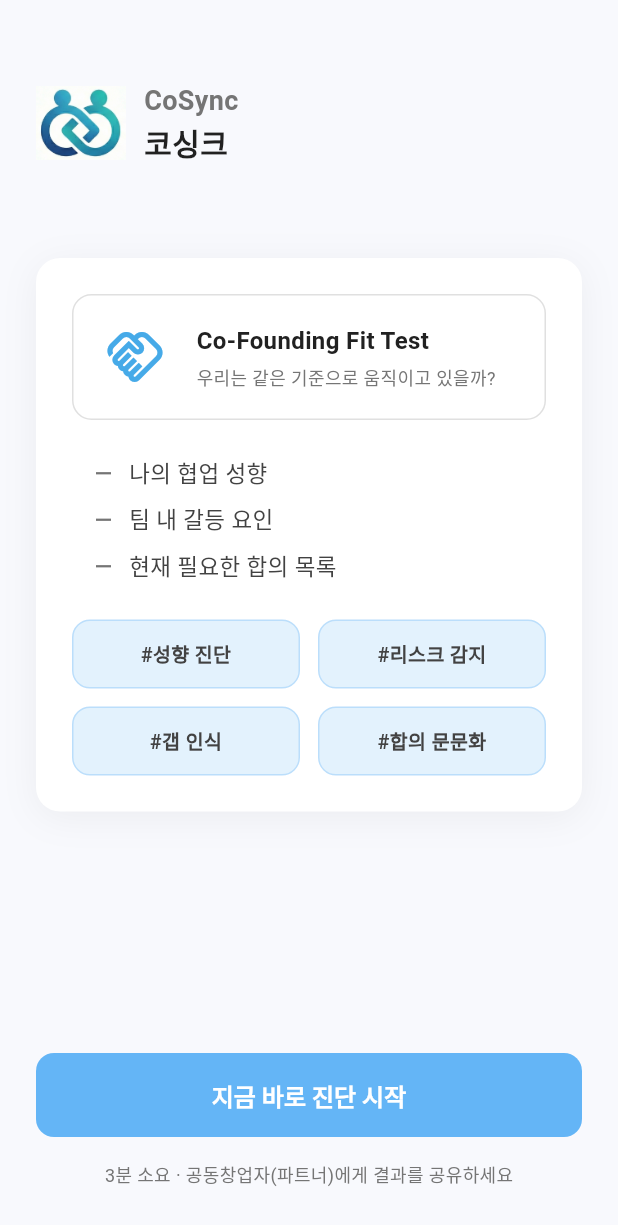
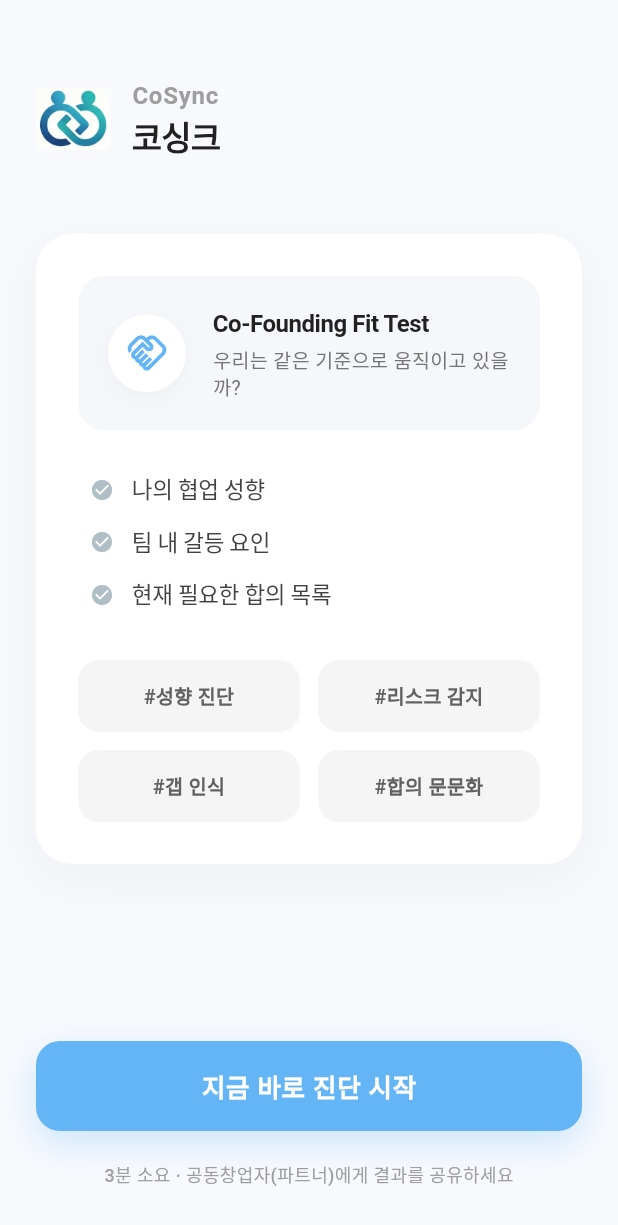
Before and after one commit to jumyeong2/flutter_exam, a Flutter app: the screen it shows after launch, on a phone screen of 412 x 824 dp. Shown: the top 1225 px of the screen. Run offline on Flutter 3.47's test engine with Material 3 defaults, Android fonts, the phone set to English and light mode, and no system bars.

Commit message:
UI수정

```diff
--- a/lib/intro_screen.dart
+++ b/lib/intro_screen.dart
@@ -32,47 +32,53 @@ class IntroScreen extends StatelessWidget {
                             children: [
                               Image.asset(
                                 'assets/coSync.png',
-                                width: 60,
-                                height: 60,
+                                width: 50, // Slightly smaller for elegance
+                                height: 50,
                               ),
-                              const SizedBox(width: 12),
+                              const SizedBox(width: 14),
                               Column(
                                 crossAxisAlignment: CrossAxisAlignment.start,
                                 children: const [
                                   Text(
                                     "CoSync",
                                     style: TextStyle(
-                                      fontSize: 18,
+                                      fontSize: 16,
                                       fontWeight: FontWeight.bold,
-                                      color: Color(0xFF757575),
+                                      color: Color(0xFF9E9E9E), // Softer grey
+                                      letterSpacing: 0.5,
                                     ),
                                   ),
                                   Text(
                                     "코싱크",
                                     style: TextStyle(
-                                      fontSize: 20,
-                                      fontWeight: FontWeight.w600,
+                                      fontSize: 22,
+                                      fontWeight: FontWeight.w700,
                                       color: Color(0xFF212121),
+                                      letterSpacing: -0.5,
                                     ),
                                   ),
                                 ],
                               ),
                             ],
                           ),
-                          const SizedBox(height: 60),
+                          const SizedBox(height: 50),
 
                           // Main Card
                           Container(
                             width: double.infinity,
-                            padding: const EdgeInsets.all(24.0),
+                            padding: const EdgeInsets.all(28.0), // More padding
                             decoration: BoxDecoration(
                               color: Colors.white,
-                              borderRadius: BorderRadius.circular(16),
+                              borderRadius: BorderRadius.circular(
+                                24,
+                              ), // Softer corners
                               boxShadow: [
                                 BoxShadow(
-                                  color: Colors.black.withOpacity(0.05),
-                                  blurRadius: 20,
-                                  offset: const Offset(0, 4),
+                                  color: Colors.black.withOpacity(
+                                    0.04,
+                                  ), // Lighter shadow
+                                  blurRadius: 30, // Softer blur
+                                  offset: const Offset(0, 10),
                                 ),
                               ],
                             ),
@@ -81,32 +87,41 @@ class IntroScreen extends StatelessWidget {
                               children: [
                                 // Inner Box (Ticket/Folder style)
                                 Container(
-                                  padding: const EdgeInsets.all(16.0),
+                                  padding: const EdgeInsets.all(20.0),
                                   decoration: BoxDecoration(
-                                    border: Border.all(
-                                      color: Colors.grey[300]!,
-                                    ),
-                                    borderRadius: BorderRadius.circular(13),
+                                    color: const Color(
+                                      0xFFF5F7FA,
+                                    ), // Soft grey fill
+                                    borderRadius: BorderRadius.circular(18),
+                                    // Removed border for cleaner look
                                   ),
                                   child: Row(
                                     children: [
                                       // Icon Placeholder Box
                                       Container(
-                                        width: 50,
-                                        height: 50,
+                                        width: 52,
+                                        height: 52,
                                         alignment: Alignment.center,
+                                        decoration: BoxDecoration(
+                                          color: Colors.white,
+                                          shape: BoxShape.circle,
+                                          boxShadow: [
+                                            BoxShadow(
+                                              color: Colors.black.withOpacity(
+                                                0.03,
+                                              ),
+                                              blurRadius: 10,
+                                              offset: const Offset(0, 4),
+                                            ),
+                                          ],
+                                        ),
                                         child: Icon(
                                           Icons.handshake_outlined,
-                                          size: 40,
-                                          color: const Color.fromARGB(
-                                            255,
-                                            70,
-                                            170,
-                                            232,
-                                          ),
+                                          size: 28,
+                                          color: const Color(0xFF64B5F6),
                                         ),
                                       ),
-                                      const SizedBox(width: 16),
+                                      const SizedBox(width: 18),
                                       Expanded(
                                         child: Column(
                                           crossAxisAlignment:
@@ -118,14 +133,16 @@ class IntroScreen extends StatelessWidget {
                                                 fontSize: 16,
                                                 fontWeight: FontWeight.bold,
                                                 color: Color(0xFF212121),
+                                                letterSpacing: -0.3,
                                               ),
                                             ),
                                             SizedBox(height: 4),
                                             Text(
                                               "우리는 같은 기준으로 움직이고 있을까?",
                                               style: TextStyle(
-                                                fontSize: 12,
+                                                fontSize: 13,
                                                 color: Color(0xFF757575),
+                                                height: 1.3,
                                               ),
                                             ),
                                           ],
@@ -134,16 +151,25 @@ class IntroScreen extends StatelessWidget {
                                     ],
                                   ),
                                 ),
-                                const SizedBox(height: 24),
+                                const SizedBox(height: 28),
 
                                 // List Items
-                                _buildListItem("나의 협업 성향"),
-                                const SizedBox(height: 8),
-                                _buildListItem("팀 내 갈등 요인"),
-                                const SizedBox(height: 8),
-                                _buildListItem("현재 필요한 합의 목록"),
+                                Padding(
+                                  padding: const EdgeInsets.symmetric(
+                                    horizontal: 8.0,
+                                  ),
+                                  child: Column(
+                                    children: [
+                                      _buildListItem("나의 협업 성향"),
+                                      const SizedBox(height: 12),
+                                      _buildListItem("팀 내 갈등 요인"),
+                                      const SizedBox(height: 12),
+                                      _buildListItem("현재 필요한 합의 목록"),
+                                    ],
+                                  ),
+                                ),
 
-                                const SizedBox(height: 24),
+                                const SizedBox(height: 32),
 
                                 // 2x2 Grid Pills
                                 Row(
@@ -173,9 +199,21 @@ class IntroScreen extends StatelessWidget {
                       Column(
                         children: [
                           // Bottom Button
-                          SizedBox(
+                          Container(
                             width: double.infinity,
-                            height: 56,
+                            height: 60, // Taller button
+                            decoration: BoxDecoration(
+                              borderRadius: BorderRadius.circular(16),
+                              boxShadow: [
+                                BoxShadow(
+                                  color: const Color(
+                                    0xFF64B5F6,
+                                  ).withOpacity(0.3),
+                                  blurRadius: 20,
+                                  offset: const Offset(0, 8),
+                                ),
+                              ],
+                            ),
                             child: ElevatedButton(
                               onPressed: () {
                                 Navigator.push(
@@ -192,7 +230,7 @@ class IntroScreen extends StatelessWidget {
                                 ), // Pastel Blue
                                 foregroundColor: Colors.white,
                                 shape: RoundedRectangleBorder(
-                                  borderRadius: BorderRadius.circular(12),
+                                  borderRadius: BorderRadius.circular(16),
                                 ),
                                 elevation: 0,
                               ),
@@ -202,21 +240,23 @@ class IntroScreen extends StatelessWidget {
                                   Text(
                                     "지금 바로 진단 시작",
                                     style: TextStyle(
-                                      fontSize: 16,
+                                      fontSize: 17,
                                       fontWeight: FontWeight.bold,
+                                      letterSpacing: 0.5,
                                     ),
                                   ),
                                 ],
                               ),
                             ),
                           ),
-                          const SizedBox(height: 16),
+                          const SizedBox(height: 20),
                           // Footer Text
                           const Text(
                             "3분 소요 · 공동창업자(파트너)에게 결과를 공유하세요",
                             style: TextStyle(
                               fontSize: 12,
-                              color: Color(0xFF757575),
+                              color: Color(0xFF9E9E9E),
+                              fontWeight: FontWeight.w500,
                             ),
                           ),
                           const SizedBox(height: 20),
@@ -236,12 +276,7 @@ class IntroScreen extends StatelessWidget {
   Widget _buildListItem(String text) {
     return Row(
       children: [
-        const SizedBox(width: 16), // Indent slightly
-        Container(
-          width: 10,
-          height: 1.5, // Thin dash
-          color: Colors.black54,
-        ),
+        Icon(Icons.check_circle, size: 16, color: Colors.blueGrey[200]),
         const SizedBox(width: 12),
         Text(
           text,
@@ -249,6 +284,7 @@ class IntroScreen extends StatelessWidget {
             fontSize: 15,
             fontWeight: FontWeight.w500,
             color: Color(0xFF424242),
+            letterSpacing: -0.2,
           ),
         ),
       ],
@@ -257,14 +293,11 @@ class IntroScreen extends StatelessWidget {
 
   Widget _buildGridPill(String text) {
     return Container(
-      padding: const EdgeInsets.symmetric(vertical: 12),
+      padding: const EdgeInsets.symmetric(vertical: 14),
       decoration: BoxDecoration(
-        color: const Color(0xFFE3F2FD), // Very light blue
-        borderRadius: BorderRadius.circular(12),
-        border: Border.all(
-          color: const Color(0xFFBBDEFB),
-          width: 1,
-        ), // Subtle border
+        color: const Color(0xFFF5F5F5), // Neutral grey background
+        borderRadius: BorderRadius.circular(14),
+        // Removed border for cleaner modern look
       ),
       alignment: Alignment.center,
       child: Text(
@@ -272,7 +305,7 @@ class IntroScreen extends StatelessWidget {
         style: const TextStyle(
           fontSize: 13,
           fontWeight: FontWeight.w600,
-          color: Color(0xFF424242),
+          color: Color(0xFF616161),
         ),
       ),
     );
```
